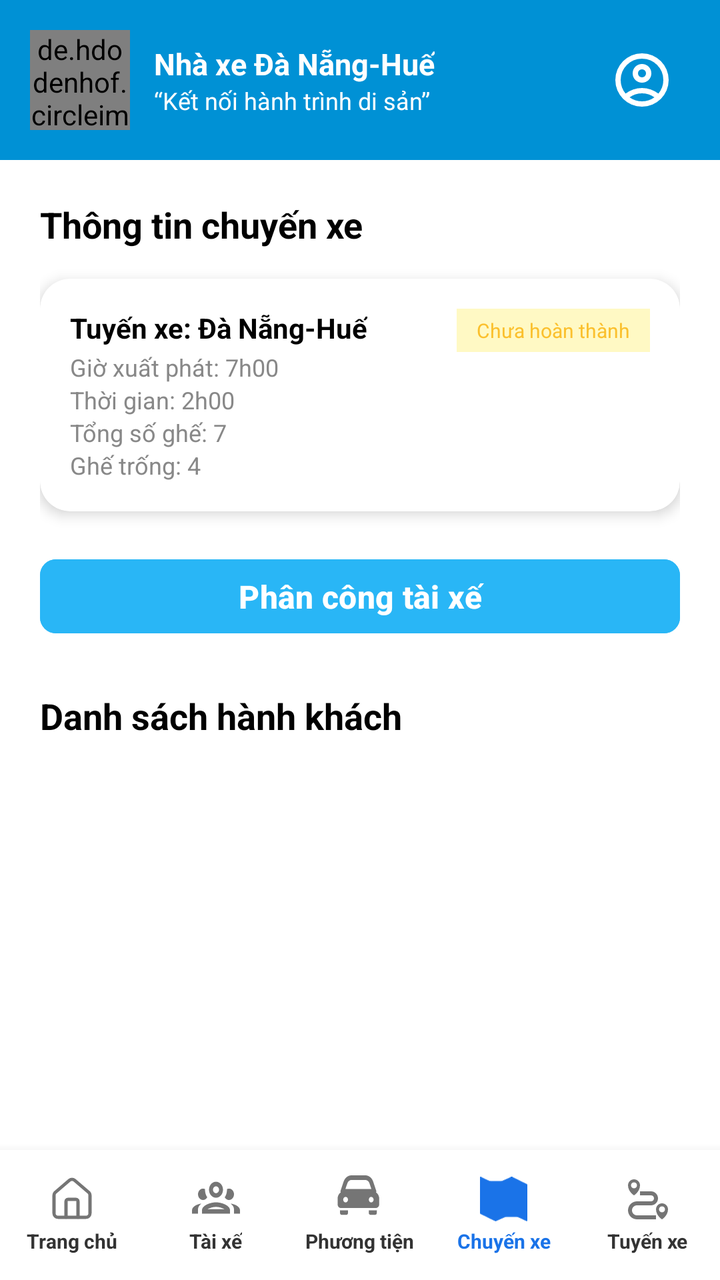
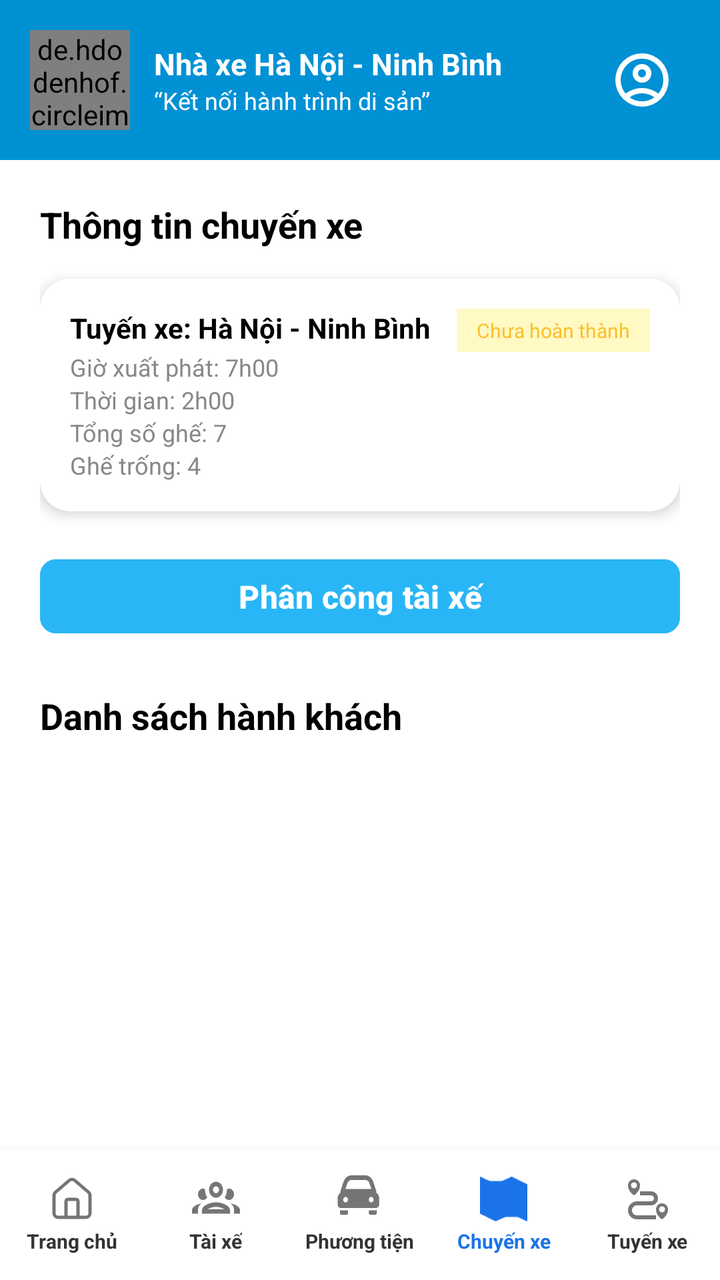

Two renders of the same Android screen: before a commit and after it. Below are the layout's source before the change and the commit's diff.
<!-- AndroidManifest.xml: application theme Theme.VeXeApp -->
<!-- res/layout/activity_trip_detail.xml -->
<?xml version="1.0" encoding="utf-8"?>
<androidx.constraintlayout.widget.ConstraintLayout xmlns:android="http://schemas.android.com/apk/res/android"
    xmlns:app="http://schemas.android.com/apk/res-auto"
    android:layout_width="match_parent"
    android:layout_height="match_parent"
    android:background="#FFFFFF">

    
    <LinearLayout
        android:id="@+id/header"
        android:layout_width="match_parent"
        android:layout_height="80dp"
        android:background="#0091D5"
        android:gravity="center_vertical"
        android:orientation="horizontal"
        android:paddingHorizontal="15dp"
        app:layout_constraintTop_toTopOf="parent">

        <de.hdodenhof.circleimageview.CircleImageView
            android:id="@+id/imgLogo"
            android:layout_width="50dp"
            android:layout_height="50dp"
            android:src="@drawable/logo"
            app:civ_border_color="@color/white"
            app:civ_border_width="1dp" />

        <LinearLayout
            android:layout_width="0dp"
            android:layout_height="wrap_content"
            android:layout_marginStart="12dp"
            android:layout_weight="1"
            android:orientation="vertical">

            <TextView
                android:layout_width="wrap_content"
                android:layout_height="wrap_content"
                android:text="Nhà xe Đà Nẵng-Huế"
                android:textColor="@color/white"
                android:textSize="15sp"
                android:textStyle="bold" />

            <TextView
                android:layout_width="wrap_content"
                android:layout_height="wrap_content"
                android:text="“Kết nối hành trình di sản”"
                android:textColor="@color/white"
                android:textSize="12sp" />
        </LinearLayout>

        <ImageView
            android:id="@+id/imgOpProfile"
            android:layout_width="48dp"
            android:layout_height="48dp"
            android:padding="8dp"
            android:src="@drawable/account_circle"
            app:tint="@color/white" />
    </LinearLayout>

    <ScrollView
        android:layout_width="match_parent"
        android:layout_height="0dp"
        app:layout_constraintBottom_toTopOf="@+id/bottom_nav"
        app:layout_constraintTop_toBottomOf="@id/header">

        <LinearLayout
            android:layout_width="match_parent"
            android:layout_height="wrap_content"
            android:orientation="vertical"
            android:padding="20dp">

            <TextView
                android:layout_width="wrap_content"
                android:layout_height="wrap_content"
                android:text="Thông tin chuyến xe"
                android:textColor="#000000"
                android:textSize="18sp"
                android:textStyle="bold"
                android:layout_marginBottom="15dp"/>

            
            <androidx.cardview.widget.CardView
                android:layout_width="match_parent"
                android:layout_height="wrap_content"
                app:cardCornerRadius="15dp"
                app:cardElevation="4dp"
                android:layout_marginBottom="20dp">

                <RelativeLayout
                    android:layout_width="match_parent"
                    android:layout_height="wrap_content"
                    android:padding="15dp">

                    <LinearLayout
                        android:layout_width="wrap_content"
                        android:layout_height="wrap_content"
                        android:orientation="vertical">

                        <TextView
                            android:id="@+id/tvRouteName"
                            android:layout_width="wrap_content"
                            android:layout_height="wrap_content"
                            android:text="Tuyến xe: Đà Nẵng-Huế"
                            android:textColor="#000000"
                            android:textStyle="bold"
                            android:textSize="14sp" />

                        <TextView
                            android:id="@+id/tvTime"
                            android:layout_width="wrap_content"
                            android:layout_height="wrap_content"
                            android:text="Giờ xuất phát: 7h00"
                            android:textColor="#888888"
                            android:textSize="12sp"
                            android:layout_marginTop="2dp"/>

                        <TextView
                            android:id="@+id/tvDuration"
                            android:layout_width="wrap_content"
                            android:layout_height="wrap_content"
                            android:text="Thời gian: 2h00"
                            android:textColor="#888888"
                            android:textSize="12sp" />

                        <TextView
                            android:id="@+id/tvTotalSeats"
                            android:layout_width="wrap_content"
                            android:layout_height="wrap_content"
                            android:text="Tổng số ghế: 7"
                            android:textColor="#888888"
                            android:textSize="12sp" />

                        <TextView
                            android:id="@+id/tvAvailableSeats"
                            android:layout_width="wrap_content"
                            android:layout_height="wrap_content"
                            android:text="Ghế trống: 4"
                            android:textColor="#888888"
                            android:textSize="12sp" />

                    </LinearLayout>

                    <LinearLayout
                        android:id="@+id/layoutStatusSelection"
                        android:layout_width="wrap_content"
                        android:layout_height="wrap_content"
                        android:layout_alignParentEnd="true"
                        android:orientation="vertical"
                        android:gravity="end">

                        <TextView
                            android:id="@+id/tvStatus"
                            android:layout_width="wrap_content"
                            android:layout_height="wrap_content"
                            android:background="#FFF9C4"
                            android:paddingHorizontal="10dp"
                            android:paddingVertical="4dp"
                            android:text="Chưa hoàn thành"
                            android:textColor="#FBC02D"
                            android:textSize="10sp"
                            android:clickable="true"
                            android:focusable="true"/>

                        <TextView
                            android:id="@+id/tvStatusOption"
                            android:layout_width="wrap_content"
                            android:layout_height="wrap_content"
                            android:layout_marginTop="5dp"
                            android:background="#E8F5E9"
                            android:paddingHorizontal="10dp"
                            android:paddingVertical="4dp"
                            android:text="Hoàn thành"
                            android:textColor="#4CAF50"
                            android:textSize="10sp"
                            android:visibility="gone"
                            android:clickable="true"
                            android:focusable="true"/>
                    </LinearLayout>
                </RelativeLayout>
            </androidx.cardview.widget.CardView>

            <com.google.android.material.button.MaterialButton
                android:id="@+id/btnAssign"
                android:layout_width="match_parent"
                android:layout_height="45dp"
                android:backgroundTint="#29B6F6"
                android:text="Phân công tài xế"
                android:textAllCaps="false"
                android:textSize="16sp"
                android:textStyle="bold"
                app:cornerRadius="8dp" />

            <TextView
                android:layout_width="wrap_content"
                android:layout_height="wrap_content"
                android:text="Danh sách hành khách"
                android:textColor="#000000"
                android:textSize="18sp"
                android:textStyle="bold"
                android:layout_marginTop="25dp"
                android:layout_marginBottom="15dp"/>

            <androidx.recyclerview.widget.RecyclerView
                android:id="@+id/rvPassengers"
                android:layout_width="match_parent"
                android:layout_height="wrap_content"
                android:nestedScrollingEnabled="false" />

        </LinearLayout>
    </ScrollView>

    
    <LinearLayout
        android:id="@+id/bottom_nav"
        android:layout_width="match_parent"
        android:layout_height="65dp"
        android:background="@color/white"
        android:elevation="8dp"
        android:orientation="horizontal"
        android:gravity="center_vertical"
        app:layout_constraintBottom_toBottomOf="parent">
        <LinearLayout android:id="@+id/nav_home_op_main" android:layout_width="0dp" android:layout_height="wrap_content" android:layout_weight="1" android:gravity="center" android:orientation="vertical"><ImageView android:layout_width="24dp" android:layout_height="24dp" android:src="@drawable/tc" app:tint="#757575"/><TextView android:layout_width="wrap_content" android:layout_height="wrap_content" android:text="Trang chủ" android:textSize="10sp" android:textColor="#333333" android:textStyle="bold" android:layout_marginTop="2dp"/></LinearLayout>
        <LinearLayout android:id="@+id/nav_driver_op" android:layout_width="0dp" android:layout_height="wrap_content" android:layout_weight="1" android:gravity="center" android:orientation="vertical"><ImageView android:layout_width="24dp" android:layout_height="24dp" android:src="@drawable/taixe" app:tint="#757575" /><TextView android:layout_width="wrap_content" android:layout_height="wrap_content" android:text="Tài xế" android:textSize="10sp" android:textColor="#333333" android:textStyle="bold" android:layout_marginTop="2dp" /></LinearLayout>
        <LinearLayout android:id="@+id/nav_vehicle_op" android:layout_width="0dp" android:layout_height="wrap_content" android:layout_weight="1" android:gravity="center" android:orientation="vertical"><ImageView android:layout_width="24dp" android:layout_height="24dp" android:src="@drawable/pt" app:tint="#757575" /><TextView android:layout_width="wrap_content" android:layout_height="wrap_content" android:text="Phương tiện" android:textSize="10sp" android:textColor="#333333" android:textStyle="bold" android:layout_marginTop="2dp" /></LinearLayout>
        <LinearLayout android:id="@+id/nav_trip_op" android:layout_width="0dp" android:layout_height="wrap_content" android:layout_weight="1" android:gravity="center" android:orientation="vertical"><ImageView android:layout_width="24dp" android:layout_height="24dp" android:src="@drawable/cx" app:tint="#1A73E8" /><TextView android:layout_width="wrap_content" android:layout_height="wrap_content" android:text="Chuyến xe" android:textSize="10sp" android:textColor="#1A73E8" android:textStyle="bold" android:layout_marginTop="2dp" /></LinearLayout>
        <LinearLayout android:id="@+id/nav_route_op" android:layout_width="0dp" android:layout_height="wrap_content" android:layout_weight="1" android:gravity="center" android:orientation="vertical"><ImageView android:layout_width="24dp" android:layout_height="24dp" android:src="@drawable/txe" app:tint="#757575" /><TextView android:layout_width="wrap_content" android:layout_height="wrap_content" android:text="Tuyến xe" android:textSize="10sp" android:textColor="#333333" android:textStyle="bold" android:layout_marginTop="2dp" /></LinearLayout>
    </LinearLayout>

</androidx.constraintlayout.widget.ConstraintLayout>
<!-- resources referenced by this layout -->
<resources>
  <color name="white">#FFFFFFFF</color>
  <!-- drawable logo: jpg bitmap (drawable, 201114 bytes) -->
  <!-- drawable tc (drawable) -->
  <vector xmlns:android="http://schemas.android.com/apk/res/android"
      android:width="45dp"
      android:height="45dp"
      android:viewportWidth="45"
      android:viewportHeight="45">
    <path
        android:pathData="M28.125,39.375V24.375C28.125,23.878 27.927,23.401 27.576,23.049C27.224,22.698 26.747,22.5 26.25,22.5H18.75C18.253,22.5 17.776,22.698 17.424,23.049C17.073,23.401 16.875,23.878 16.875,24.375V39.375"
        android:strokeLineJoin="round"
        android:strokeWidth="3"
        android:fillColor="#00000000"
        android:strokeColor="#858383"
        android:strokeLineCap="round"/>
    <path
        android:pathData="M5.625,18.75C5.625,18.205 5.744,17.666 5.973,17.171C6.203,16.676 6.538,16.237 6.954,15.885L20.079,4.637C20.756,4.065 21.614,3.751 22.5,3.751C23.386,3.751 24.244,4.065 24.921,4.637L38.046,15.885C38.462,16.237 38.797,16.676 39.027,17.171C39.256,17.666 39.375,18.205 39.375,18.75V35.625C39.375,36.62 38.98,37.573 38.277,38.277C37.573,38.98 36.62,39.375 35.625,39.375H9.375C8.38,39.375 7.427,38.98 6.723,38.277C6.02,37.573 5.625,36.62 5.625,35.625V18.75Z"
        android:strokeWidth="3"
        android:fillColor="#00000000"
        android:strokeColor="#858383"/>
  </vector>
  <!-- drawable txe (drawable) -->
  <vector xmlns:android="http://schemas.android.com/apk/res/android"
      android:width="45dp"
      android:height="45dp"
      android:viewportWidth="45"
      android:viewportHeight="45">
    <path
        android:pathData="M9.375,18.75C9.375,18.75 15,15.356 15,9.375C15,6.281 12.469,3.75 9.375,3.75C6.281,3.75 3.75,6.281 3.75,9.375C3.75,15.356 9.375,18.75 9.375,18.75ZM9.375,6.563C10.931,6.563 12.188,7.819 12.188,9.375C12.188,10.931 10.931,12.188 9.375,12.188C7.819,12.188 6.563,10.931 6.563,9.375C6.563,7.819 7.819,6.563 9.375,6.563ZM35.625,26.25C32.531,26.25 30,28.781 30,31.875C30,37.856 35.625,41.25 35.625,41.25C35.625,41.25 41.25,37.856 41.25,31.875C41.25,28.781 38.719,26.25 35.625,26.25ZM35.625,34.688C34.069,34.688 32.813,33.431 32.813,31.875C32.813,30.319 34.069,29.063 35.625,29.063C37.181,29.063 38.438,30.319 38.438,31.875C38.438,33.431 37.181,34.688 35.625,34.688Z"
        android:fillColor="#858383"/>
    <path
        android:pathData="M7.5,32.813C7.5,31.569 7.994,30.377 8.873,29.498C9.752,28.619 10.944,28.125 12.188,28.125H25.313C28.931,28.125 31.875,25.181 31.875,21.563C31.875,17.944 28.931,15 25.313,15H15V18.75H25.313C26.869,18.75 28.125,20.006 28.125,21.563C28.125,23.119 26.869,24.375 25.313,24.375H12.188C7.537,24.375 3.75,28.163 3.75,32.813C3.75,37.463 7.537,41.25 12.188,41.25H30V37.5H12.188C10.944,37.5 9.752,37.006 8.873,36.127C7.994,35.248 7.5,34.056 7.5,32.813Z"
        android:fillColor="#858383"/>
  </vector>
  <style name="Theme.VeXeApp" parent="Base.Theme.VeXeApp" />
  <style name="Base.Theme.VeXeApp" parent="Theme.Material3.DayNight.NoActionBar">
          
      </style>
  <!-- unchanged entries left out for length: 4 -->
</resources>

<!-- the commit's change to res/layout/activity_trip_detail.xml (unified diff, before → after) -->
@@ -34,7 +34,7 @@
             <TextView
                 android:layout_width="wrap_content"
                 android:layout_height="wrap_content"
-                android:text="Nhà xe Đà Nẵng-Huế"
+                android:text="Nhà xe Hà Nội - Ninh Bình"
                 android:textColor="@color/white"
                 android:textSize="15sp"
                 android:textStyle="bold" />
@@ -99,7 +99,7 @@
                             android:id="@+id/tvRouteName"
                             android:layout_width="wrap_content"
                             android:layout_height="wrap_content"
-                            android:text="Tuyến xe: Đà Nẵng-Huế"
+                            android:text="Tuyến xe: Hà Nội - Ninh Bình"
                             android:textColor="#000000"
                             android:textStyle="bold"
                             android:textSize="14sp" />
<!-- resource entries referenced after the edit -->
@@ -1,7 +1,7 @@
 <!-- resources referenced by this layout -->
 <resources>
   <color name="white">#FFFFFFFF</color>
-  <!-- drawable logo: jpg bitmap (drawable, 201114 bytes) -->
+  <!-- drawable logo: jpg bitmap (drawable, 551135 bytes) -->
   <!-- drawable tc (drawable) -->
   <vector xmlns:android="http://schemas.android.com/apk/res/android"
       android:width="45dp"
